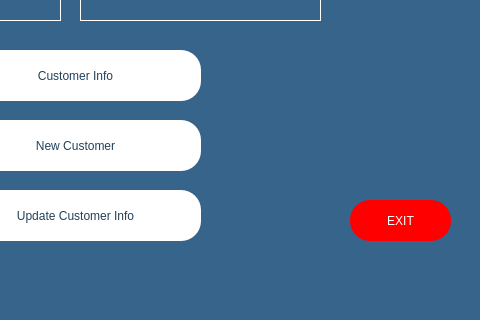
Old version of the form newadminpage.ui in the repository melihorhanyilmaz/Project; both pictures show x 320 to 800 and y 280 to 600 of the 800 by 600 pixel window.
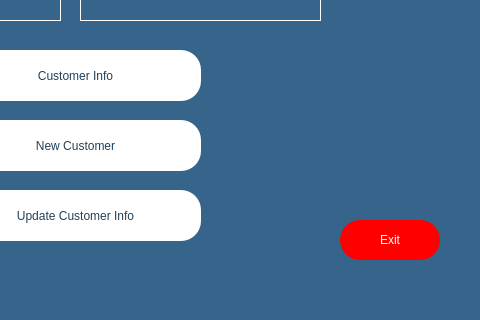
New version of the form. Icons and pictures are not drawn.

```diff
--- a/newadminpage.ui
+++ b/newadminpage.ui
@@ -110,10 +110,10 @@
    <widget class="QPushButton" name="B_exit">
     <property name="geometry">
      <rect>
-      <x>670</x>
-      <y>480</y>
-      <width>101</width>
-      <height>41</height>
+      <x>660</x>
+      <y>500</y>
+      <width>100</width>
+      <height>40</height>
      </rect>
     </property>
     <property name="styleSheet">
@@ -124,7 +124,7 @@
 </string>
     </property>
     <property name="text">
-     <string>EXIT</string>
+     <string>Exit</string>
     </property>
     <property name="checkable">
      <bool>false</bool>
```
Left out of the diff: 2 changed lines with no effect on the pictures.
